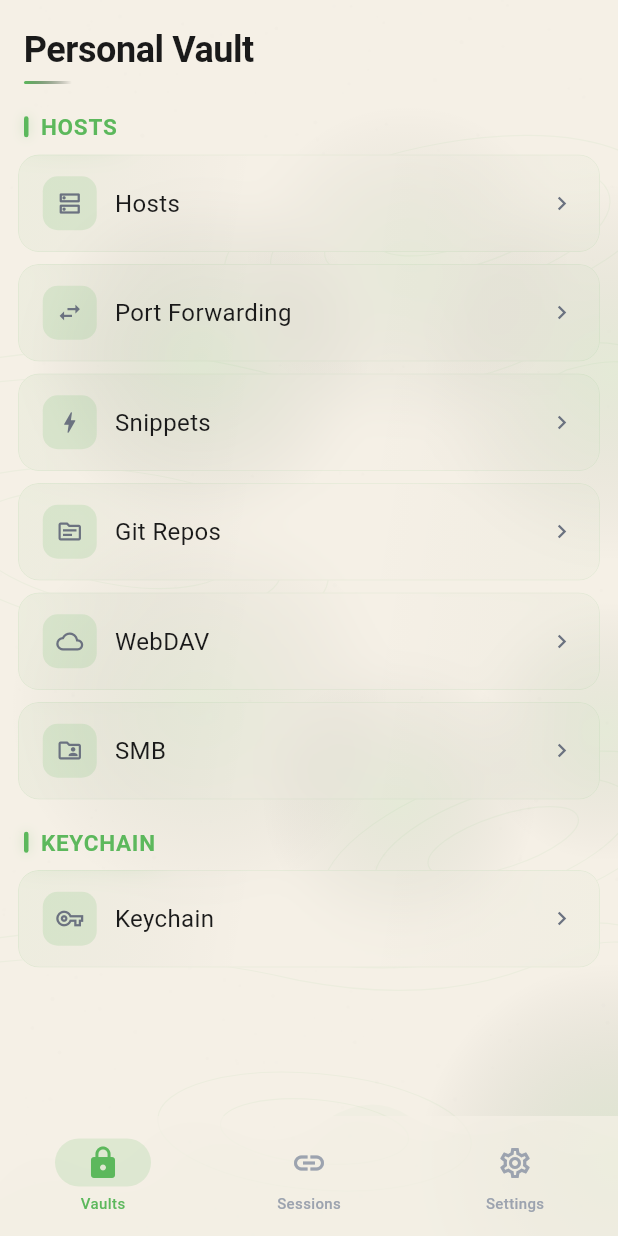
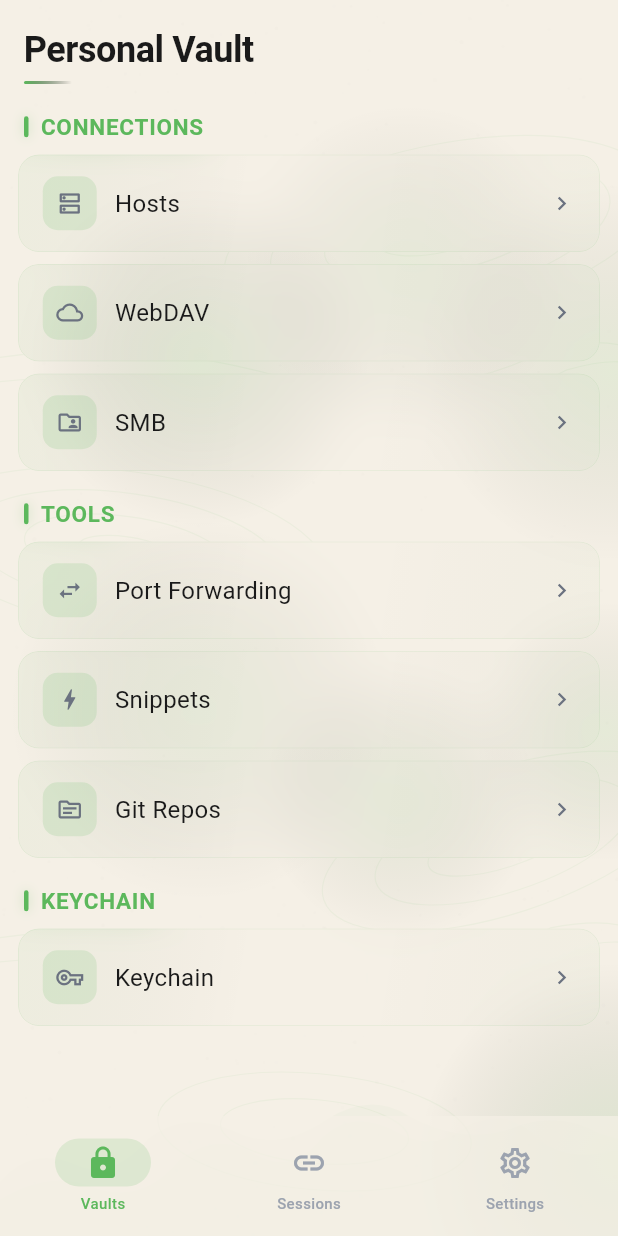
Before and after one commit to wujiyu115/Nexterm, a Flutter app: the screen it shows after launch, on a phone screen of 412 x 824 dp. Run offline on Flutter 3.47's test engine with Material 3 defaults, Android fonts, the phone set to English and light mode, and no system bars; our stand-ins replace dio, drift, file_picker, flutter_highlight, flutter_markdown, flutter_riverpod and 5 more; missing offline and left inert: dartssh2, pinenacl, pointycastle, smb_connect, webdav_client, xterm; accounts and stored records are empty; generated files the repository leaves out were written again.

Commit message:
refactor(vaults): reorganize menu into Connections, Tools, and Keychain groups
Also add Aliyun Maven mirrors for Android builds and remove deprecated
synthetic-package option from l10n.yaml.

Co-Authored-By: Claude Opus 4.6 <noreply@anthropic.com>

```diff
--- a/nexterm/l10n.yaml
+++ b/nexterm/l10n.yaml
@@ -1,5 +1,4 @@
 arb-dir: lib/l10n
 template-arb-file: app_zh.arb
 output-localization-file: app_localizations.dart
-synthetic-package: false
 output-dir: lib/l10n
--- a/nexterm/lib/features/vaults/ui/vaults_screen.dart
+++ b/nexterm/lib/features/vaults/ui/vaults_screen.dart
@@ -22,11 +22,21 @@ class VaultsScreen extends StatelessWidget {
               child: _NavTitle(title: l.vaults_title),
             ),
 
-            SectionLabel(title: l.vaults_hosts),
+            SectionLabel(title: l.vaults_connections),
             GlassCard(
               onTap: () => context.push('/vaults/hosts'),
               child: _VaultItem(icon: Icons.dns_outlined, title: l.vaults_hosts),
             ),
+            GlassCard(
+              onTap: () => context.push('/vaults/webdav'),
+              child: _VaultItem(icon: Icons.cloud_outlined, title: l.webdav_title),
+            ),
+            GlassCard(
+              onTap: () => context.push('/vaults/smb'),
+              child: _VaultItem(icon: Icons.folder_shared_outlined, title: l.smb_title),
+            ),
+
+            SectionLabel(title: l.vaults_tools),
             GlassCard(
               onTap: () => context.push('/vaults/forwarding'),
               child: _VaultItem(icon: Icons.swap_horiz_outlined, title: l.vaults_portForwarding),
@@ -38,14 +48,6 @@ class VaultsScreen extends StatelessWidget {
             GlassCard(
               onTap: () => context.push('/vaults/git'),
               child: _VaultItem(icon: Icons.source_outlined, title: l.git_repos),
-            ),
-            GlassCard(
-              onTap: () => context.push('/vaults/webdav'),
-              child: _VaultItem(icon: Icons.cloud_outlined, title: l.webdav_title),
-            ),
-            GlassCard(
-              onTap: () => context.push('/vaults/smb'),
-              child: _VaultItem(icon: Icons.folder_shared_outlined, title: l.smb_title),
             ),
 
             SectionLabel(title: l.vaults_keychain),
--- a/nexterm/lib/l10n/app_en.arb
+++ b/nexterm/lib/l10n/app_en.arb
@@ -477,7 +477,9 @@
   "nav_connections": "Connections",
   "nav_profile": "Profile",
   "vaults_title": "Personal Vault",
+  "vaults_connections": "Connections",
   "vaults_hosts": "Hosts",
+  "vaults_tools": "Tools",
   "vaults_portForwarding": "Port Forwarding",
   "vaults_snippets": "Snippets",
   "vaults_keychain": "Keychain",
--- a/nexterm/lib/l10n/app_localizations.dart
+++ b/nexterm/lib/l10n/app_localizations.dart
@@ -2738,11 +2738,23 @@ abstract class AppLocalizations {
   /// **'个人保险库'**
   String get vaults_title;
 
+  /// No description provided for @vaults_connections.
+  ///
+  /// In zh, this message translates to:
+  /// **'连接'**
+  String get vaults_connections;
+
   /// No description provided for @vaults_hosts.
   ///
   /// In zh, this message translates to:
   /// **'主机'**
   String get vaults_hosts;
+
+  /// No description provided for @vaults_tools.
+  ///
+  /// In zh, this message translates to:
+  /// **'工具'**
+  String get vaults_tools;
 
   /// No description provided for @vaults_portForwarding.
   ///
--- a/nexterm/lib/l10n/app_localizations_en.dart
+++ b/nexterm/lib/l10n/app_localizations_en.dart
@@ -1436,7 +1436,13 @@ class AppLocalizationsEn extends AppLocalizations {
   String get vaults_title => 'Personal Vault';
 
   @override
+  String get vaults_connections => 'Connections';
+
+  @override
   String get vaults_hosts => 'Hosts';
+
+  @override
+  String get vaults_tools => 'Tools';
 
   @override
   String get vaults_portForwarding => 'Port Forwarding';
--- a/nexterm/lib/l10n/app_localizations_zh.dart
+++ b/nexterm/lib/l10n/app_localizations_zh.dart
@@ -1401,7 +1401,13 @@ class AppLocalizationsZh extends AppLocalizations {
   String get vaults_title => '个人保险库';
 
   @override
+  String get vaults_connections => '连接';
+
+  @override
   String get vaults_hosts => '主机';
+
+  @override
+  String get vaults_tools => '工具';
 
   @override
   String get vaults_portForwarding => '端口转发';
--- a/nexterm/lib/l10n/app_zh.arb
+++ b/nexterm/lib/l10n/app_zh.arb
@@ -506,7 +506,9 @@
   "nav_connections": "连接",
   "nav_profile": "我的",
   "vaults_title": "个人保险库",
+  "vaults_connections": "连接",
   "vaults_hosts": "主机",
+  "vaults_tools": "工具",
   "vaults_portForwarding": "端口转发",
   "vaults_snippets": "代码片段",
   "vaults_keychain": "密钥",
```
Also changed, not shown: 3 other files.
